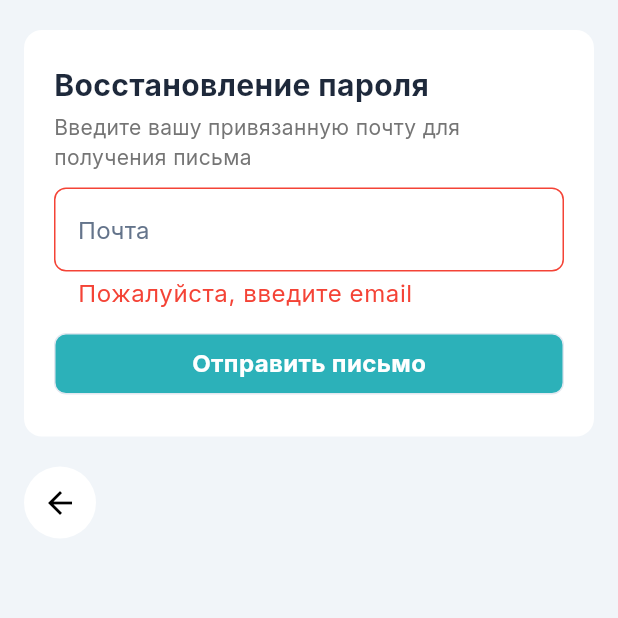
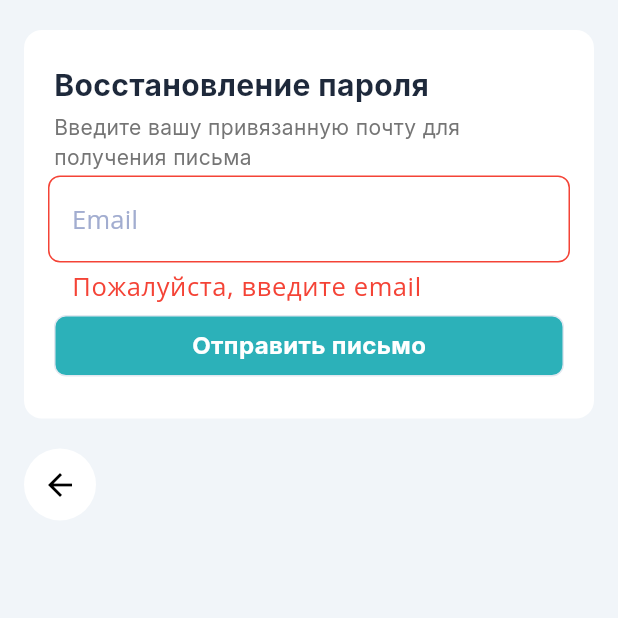
Before and after one commit to YorkyNC/oyan, a Flutter app: the ForgotPasswordPage screen opened by its route, after a tap on "Отправить письмо", on a phone screen of 412 x 824 dp, the top half of it. Run offline on Flutter 3.47's test engine with Material 3 defaults, Android fonts, the phone set to English and light mode, and no system bars; our stand-ins replace connectivity_plus, device_info_plus, dio, file_picker, firebase_core, firebase_messaging and 24 more; missing offline and left inert: centrifuge, google_api_availability, jwt_decode; accounts and stored records are empty; generated files the repository leaves out were written again; network calls fail.

Commit message:
adding login pages ect

```diff
--- a/lib/src/core/router/route_list.dart
+++ b/lib/src/core/router/route_list.dart
@@ -163,6 +163,15 @@ List<RouteBase> _routes = [
     },
   ),
   GoRoute(
+    path: RoutePaths.welcome,
+    pageBuilder: (context, state) {
+      return getPage(
+        child: const WelcomePage(),
+        state: state,
+      );
+    },
+  ),
+  GoRoute(
     path: RoutePaths.classEvents,
     pageBuilder: (context, state) {
       return getPage(
--- a/lib/src/core/router/router_names.dart
+++ b/lib/src/core/router/router_names.dart
@@ -12,7 +12,7 @@ class RouteNames {
   static const String grades = 'grades';
   static const String news = 'news';
   static const String classEvents = 'class-events';
-  static const String test = 'test'; //TODO remove
+  static const String welcome = 'welcome';
 
   static const String cameraPage = 'camera-page';
 }
--- a/lib/src/core/router/router_paths.dart
+++ b/lib/src/core/router/router_paths.dart
@@ -13,7 +13,7 @@ class RoutePaths {
   static const String grades = '/grades';
   static const String news = '/news';
   static const String classEvents = '/class-events';
-  static const String test = '/test'; //TODO remove
+  static const String welcome = '/welcome';
 
   static const String cameraPage = '/camera-page';
 }
--- a/lib/src/core/theme/colors.dart
+++ b/lib/src/core/theme/colors.dart
@@ -2,6 +2,8 @@ import 'package:flutter/material.dart';
 
 class AppColors {
   const AppColors();
+
+  Color get main => const Color(0xff646CE6);
 
   Color get white => const Color(0xffffffff);
 
--- a/lib/src/features/login/presentation/components/email_text_form_field.dart
+++ b/lib/src/features/login/presentation/components/email_text_form_field.dart
@@ -1,5 +1,7 @@
 import 'package:flutter/material.dart';
 import 'package:flutter/services.dart';
+import 'package:google_fonts/google_fonts.dart';
+import 'package:oyan/src/core/extensions/build_context_extension.dart';
 
 class EmailTextFormField extends StatelessWidget {
   const EmailTextFormField({
@@ -11,12 +13,7 @@ class EmailTextFormField extends StatelessWidget {
 
   @override
   Widget build(BuildContext context) {
-    return Padding(
-      padding: const EdgeInsets.symmetric(
-        vertical: 8,
-        horizontal: 4,
-      ),
-      child: TextFormField(
+    return TextFormField(
       keyboardType: TextInputType.visiblePassword,
       inputFormatters: [
         FilteringTextInputFormatter.allow(RegExp(r'[ -~]')),
@@ -33,24 +30,21 @@ class EmailTextFormField extends StatelessWidget {
         return null;
       },
       cursorHeight: 24,
-        style: const TextStyle(
-          fontFamily: 'Inter',
-          fontSize: 16,
+      style: GoogleFonts.openSans(
+        fontSize: 17,
         fontWeight: FontWeight.w400,
-          color: Color(0xFF1E293B),
+        color: const Color(0xff323232),
       ),
-        cursorColor: const Color(0xFF2CB1B9),
+      cursorColor: context.colors.main,
       decoration: InputDecoration(
-          labelText: 'Почта',
-          labelStyle: const TextStyle(
-            fontFamily: 'Inter',
-            fontSize: 16,
+        labelText: 'Email',
+        labelStyle: GoogleFonts.openSans(
+          fontSize: 17,
           fontWeight: FontWeight.w400,
-            color: Color(0xFF64748B),
+          color: const Color(0xffA2ADD0),
         ),
-          errorStyle: const TextStyle(
-            fontFamily: 'Inter',
-            fontSize: 16,
+        errorStyle: GoogleFonts.openSans(
+          fontSize: 17,
           fontWeight: FontWeight.w400,
           color: Colors.red,
         ),
@@ -65,14 +59,15 @@ class EmailTextFormField extends StatelessWidget {
         ),
         focusedBorder: OutlineInputBorder(
           borderRadius: BorderRadius.circular(8),
-            borderSide: const BorderSide(color: Color(0xFF2CB1B9)),
+          borderSide: BorderSide(
+            color: context.colors.main,
+          ),
         ),
         errorBorder: OutlineInputBorder(
           borderRadius: BorderRadius.circular(8),
           borderSide: const BorderSide(color: Colors.red),
         ),
       ),
-      ),
     );
   }
 }
--- a/lib/src/features/login/presentation/components/password_text_form_field.dart
+++ b/lib/src/features/login/presentation/components/password_text_form_field.dart
@@ -1,4 +1,6 @@
 import 'package:flutter/material.dart';
+import 'package:google_fonts/google_fonts.dart';
+import 'package:oyan/src/core/extensions/build_context_extension.dart';
 
 class PasswordTextFormField extends StatefulWidget {
   PasswordTextFormField({
@@ -23,12 +25,7 @@ class PasswordTextFormField extends StatefulWidget {
 class _PasswordTextFormFieldState extends State<PasswordTextFormField> {
   @override
   Widget build(BuildContext context) {
-    return Padding(
-      padding: const EdgeInsets.symmetric(
-        vertical: 8,
-        horizontal: 4,
-      ),
-      child: TextFormField(
+    return TextFormField(
       keyboardType: TextInputType.visiblePassword,
       controller: widget.passwordController,
       validator: (value) {
@@ -38,28 +35,21 @@ class _PasswordTextFormFieldState extends State<PasswordTextFormField> {
         return null;
       },
       cursorHeight: 24,
-        style: const TextStyle(
-          fontFamily: 'Inter',
-          fontSize: 16,
+      style: GoogleFonts.openSans(
+        fontSize: 17,
         fontWeight: FontWeight.w400,
-          color: Colors.black,
+        color: const Color(0xff323232),
       ),
       obscureText: !widget.isPasswordVisible,
-        obscuringCharacter: '•',
-        cursorColor: const Color(0xFF2CB1B9),
+      obscuringCharacter: '*',
+      cursorColor: context.colors.main,
       decoration: InputDecoration(
-          errorStyle: const TextStyle(
-            fontFamily: 'Inter',
-            fontSize: 16,
+        errorStyle: GoogleFonts.openSans(fontSize: 17, fontWeight: FontWeight.w400, color: Colors.red),
+        labelText: widget.confirm! ? 'Повторите пароль' : 'Пароль',
+        labelStyle: GoogleFonts.openSans(
+          fontSize: 17,
           fontWeight: FontWeight.w400,
-            color: Colors.red,
-          ),
-          labelText: widget.confirm! ? 'Повторите пароль' : 'Пароль',
-          labelStyle: const TextStyle(
-            fontFamily: 'Inter',
-            fontSize: 16,
-            fontWeight: FontWeight.w400,
-            color: Color(0xFF64748B),
+          color: const Color(0xffA2ADD0),
         ),
         floatingLabelBehavior: FloatingLabelBehavior.auto,
         border: OutlineInputBorder(
@@ -72,7 +62,9 @@ class _PasswordTextFormFieldState extends State<PasswordTextFormField> {
         ),
         focusedBorder: OutlineInputBorder(
           borderRadius: BorderRadius.circular(8),
-            borderSide: const BorderSide(color: Color(0xFF2CB1B9)),
+          borderSide: BorderSide(
+            color: context.colors.main,
+          ),
         ),
         errorBorder: OutlineInputBorder(
           borderRadius: BorderRadius.circular(8),
@@ -80,9 +72,7 @@ class _PasswordTextFormFieldState extends State<PasswordTextFormField> {
         ),
         suffixIcon: IconButton(
           icon: Icon(
-              widget.isPasswordVisible
-                  ? Icons.visibility_off
-                  : Icons.visibility,
+            widget.isPasswordVisible ? Icons.visibility_off : Icons.visibility,
             color: const Color(0xFF64748B),
           ),
           onPressed: () {
@@ -90,7 +80,6 @@ class _PasswordTextFormFieldState extends State<PasswordTextFormField> {
           },
         ),
       ),
-      ),
     );
   }
 }
--- a/lib/src/features/login/presentation/login_page.dart
+++ b/lib/src/features/login/presentation/login_page.dart
@@ -3,7 +3,6 @@ import 'package:oyan/src/core/base/base_bloc/bloc/base_bloc_widget.dart';
 import 'package:oyan/src/core/extensions/build_context_extension.dart';
 import 'package:oyan/src/core/router/router.dart';
 import 'package:oyan/src/core/services/storage/storage_service_impl.dart';
-import 'package:oyan/src/core/theme/colors.dart';
 import 'package:oyan/src/core/theme/typography.dart';
 import 'package:oyan/src/core/utils/loggers/logger.dart';
 import 'package:oyan/src/core/widgets/buttons/custom_button.dart';
```
Also changed, not shown: lib/src/core/router/router.dart (+8 -3 lines), lib/src/core/theme/theme.dart (+14 -0 lines), lib/src/core/utils/helpers/ui_helpers.dart (+10 -32 lines), lib/src/features/welcome/presentation/welcome_page.dart (added, +236 -0 lines), pubspec.yaml (+4 -4 lines), assets/app_images/google.png (added), assets/app_images/image1.png (added), assets/app_images/mail.png (added), assets/icons/prod.png, assets/splash/dark.png, assets/splash/light.png, lib/src/core/services/injectable/injectable_service.config.dart, 61 other files. Lines whose indentation alone changed are shown as unchanged.
